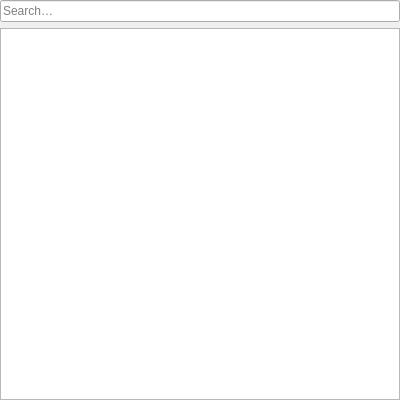
This is src/modules/windows/actions/ActionsContentsWidget.ui in OtterBrowser/otter-browser as Qt 5 draws it before an edit. The edited form follows.
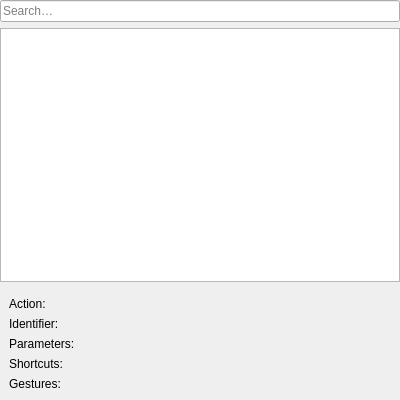
This is the edited form. Custom widgets are drawn as their Qt base class.

Commit message: Add details panel

```diff
--- a/src/modules/windows/actions/ActionsContentsWidget.ui
+++ b/src/modules/windows/actions/ActionsContentsWidget.ui
@@ -10,7 +10,7 @@
     <height>400</height>
    </rect>
   </property>
-  <layout class="QVBoxLayout" name="verticalLayout" stretch="0,1">
+  <layout class="QVBoxLayout" name="verticalLayout" stretch="0,1,0">
    <property name="leftMargin">
     <number>0</number>
    </property>
@@ -49,6 +49,68 @@
      </attribute>
     </widget>
    </item>
+   <item>
+    <widget class="QWidget" name="detailsWidget" native="true">
+     <property name="minimumSize">
+      <size>
+       <width>0</width>
+       <height>100</height>
+      </size>
+     </property>
+     <layout class="QFormLayout" name="detailsLayout_2">
+      <item row="0" column="0">
+       <widget class="QLabel" name="actionLabel">
+        <property name="text">
+         <string>Action:</string>
+        </property>
+       </widget>
+      </item>
+      <item row="0" column="1">
+       <widget class="Otter::TextLabelWidget" name="actionLabelWidget" native="true"/>
+      </item>
+      <item row="1" column="0">
+       <widget class="QLabel" name="identifierLabel">
+        <property name="text">
+         <string>Identifier:</string>
+        </property>
+       </widget>
+      </item>
+      <item row="1" column="1">
+       <widget class="Otter::TextLabelWidget" name="identifierLabelWidget" native="true"/>
+      </item>
+      <item row="3" column="0">
+       <widget class="QLabel" name="shortcutsLabel">
+        <property name="text">
+         <string>Shortcuts:</string>
+        </property>
+       </widget>
+      </item>
+      <item row="3" column="1">
+       <widget class="Otter::TextLabelWidget" name="shortcutsLabelWidget" native="true"/>
+      </item>
+      <item row="4" column="0">
+       <widget class="QLabel" name="gesturesLabel">
+        <property name="text">
+         <string>Gestures:</string>
+        </property>
+       </widget>
+      </item>
+      <item row="4" column="1">
+       <widget class="Otter::TextLabelWidget" name="gesturesLabelWidget" native="true"/>
+      </item>
+      <item row="2" column="0">
+       <widget class="QLabel" name="parametersLabel">
+        <property name="text">
+         <string>Parameters:</string>
+        </property>
+       </widget>
+      </item>
+      <item row="2" column="1">
+       <widget class="Otter::TextLabelWidget" name="parametersLabelWidget" native="true"/>
+      </item>
+     </layout>
+    </widget>
+   </item>
   </layout>
  </widget>
  <customwidgets>
@@ -62,6 +124,11 @@
    <extends>QLineEdit</extends>
    <header>src/ui/LineEditWidget.h</header>
   </customwidget>
+  <customwidget>
+   <class>Otter::TextLabelWidget</class>
+   <extends>QWidget</extends>
+   <header>src/ui/TextLabelWidget.h</header>
+  </customwidget>
  </customwidgets>
  <tabstops>
   <tabstop>filterLineEditWidget</tabstop>
```
